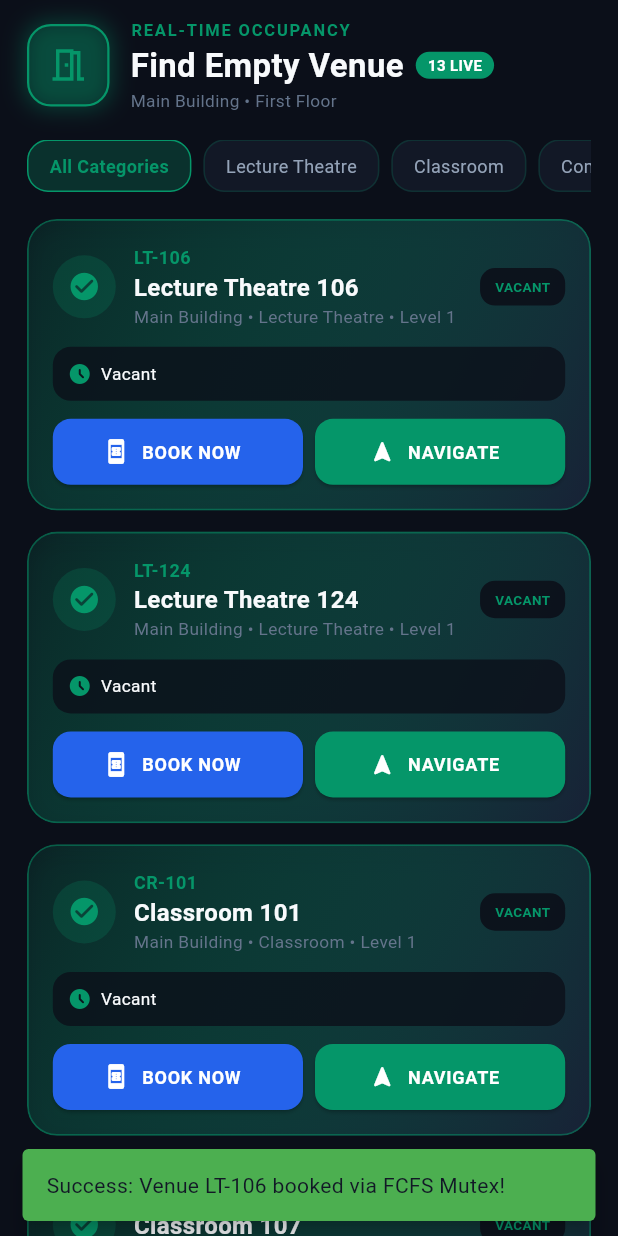
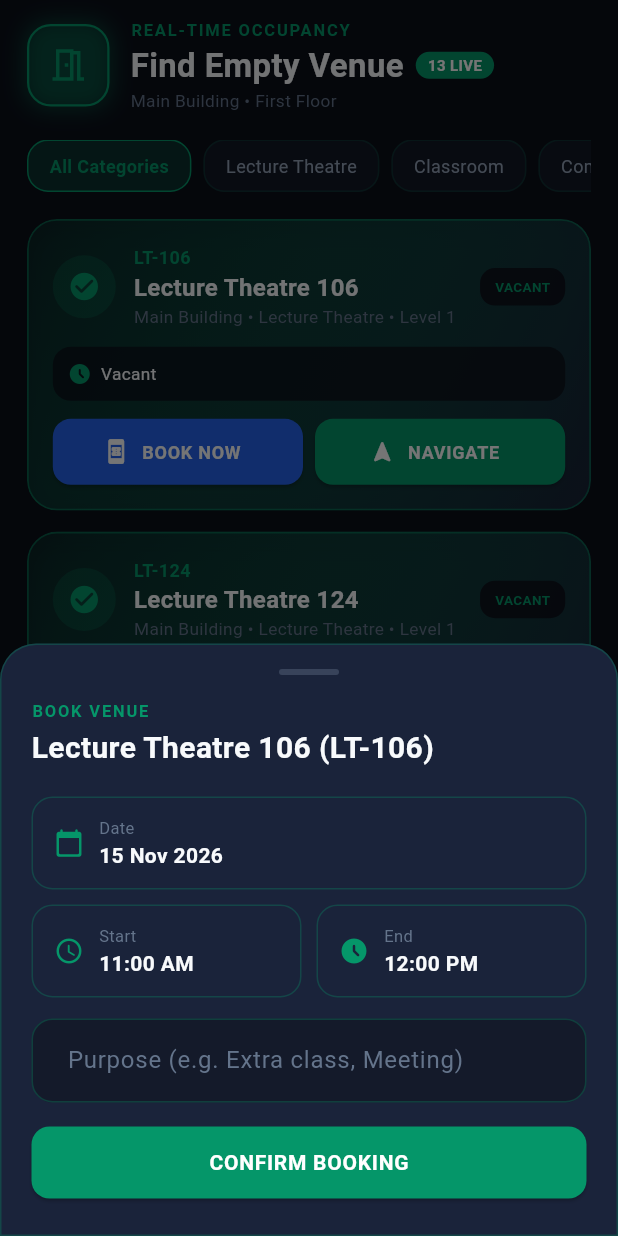
Before and after one commit to Rudrakshh-hh/smartvenueapp, a Flutter app: the AvailableVenuesScreen widget shown alone on an empty page, opened directly, after a tap on "BOOK NOW", on a phone screen of 412 x 824 dp. Run offline on Flutter 3.47's test engine with Material 3 defaults, Android fonts, the phone set to English and light mode, and no system bars; our stand-ins replace flutter_secure_storage, image_picker; missing offline and left inert: google_mlkit_text_recognition; accounts and stored records are empty.

Commit message:
Booking Backend Successfully Implemented

```diff
--- a/lib/main.dart
+++ b/lib/main.dart
@@ -1,13 +1,14 @@
 import 'package:flutter/material.dart';
 import 'package:flutter/services.dart';
 import 'package:provider/provider.dart';
-
+import 'services/booking_api_service.dart';
 import 'providers/app_state.dart';
 import 'theme/app_theme.dart';
 import 'screens/auth/login_screen.dart';
 import 'screens/main_navigation_shell.dart';
 
 void main() {
+  BookingApiService.authToken = 'eyJhbGciOiJIUzI1NiIsInR5cCI6IkpXVCJ9.eyJyb2xlIjoic3R1ZGVudCIsImlhdCI6MTc5NDc2MTcwMiwiZXhwIjoxNzk0NzY1MzAyLCJzdWIiOiIxIn0.-ryB605fvveTHuGhnfu8JKJqivXOYSB-hhJqCMzHr-M';
   WidgetsFlutterBinding.ensureInitialized();
 
   // Set system UI overlay style to match the dark theme
--- a/lib/screens/available/available_venues_screen.dart
+++ b/lib/screens/available/available_venues_screen.dart
@@ -2,9 +2,9 @@ import 'package:flutter/material.dart';
 import 'package:provider/provider.dart';
 
 import '../../providers/app_state.dart';
-import '../../services/booking_service.dart';
 import '../../theme/app_theme.dart';
 import '../../widgets/glass_container.dart';
+import '../../widgets/book_venue_sheet.dart';
 import '../../widgets/navigation_modal.dart';
 import '../../models/venue.dart';
 
@@ -184,66 +184,24 @@ class _AvailableVenuesScreenState extends State<AvailableVenuesScreen> {
     );
   }
 
-  void _handleBooking(BuildContext context, Venue venue) async {
-    // Show a loading indicator
-    showDialog(
+  /// BOOK NOW: opens the booking sheet. The sheet saves the booking in the
+  /// database (through the API) and returns true when it worked.
+  Future<void> _handleBooking(BuildContext context, Venue venue) async {
+    final booked = await showModalBottomSheet<bool>(
       context: context,
-      barrierDismissible: false,
-      builder: (context) => const Center(child: CircularProgressIndicator()),
+      isScrollControlled: true,
+      backgroundColor: Colors.transparent,
+      builder: (_) => BookVenueSheet(venue: venue),
     );
 
-    try {
-      final monitor = BookingOSMonitor();
-
-      // Seat counts are not entered yet (capacity 0), so treat such a venue
-      // as a single bookable slot instead of "full".
-      monitor.registerVenueCapacity(
-        venue.id,
-        venue.capacity > 0 ? venue.capacity : 1,
+    if (booked == true && context.mounted) {
+      ScaffoldMessenger.of(context).showSnackBar(
+        SnackBar(
+          content: Text('${venue.name} booked successfully!'),
+          backgroundColor: Colors.green,
+          behavior: SnackBarBehavior.floating,
+        ),
       );
-
-      // Create an OS Process for the booking request
-      final process = BookingProcess(
-        userId: "USER_${DateTime.now().millisecondsSinceEpoch}", // Simulate unique user ID
-        venueId: venue.id,
-        timeSlot: DateTime.now(), // Real app would let user pick time
-      );
-
-      // Await OS-level FCFS mutex assignment
-      bool success = await monitor.requestBooking(process);
-
-      // Hide loading
-      if (context.mounted) Navigator.pop(context);
-
-      if (!context.mounted) return;
-
-      if (success) {
-        ScaffoldMessenger.of(context).showSnackBar(
-          SnackBar(
-            content: Text('Success: Venue ${venue.code} booked via FCFS Mutex!'),
-            backgroundColor: Colors.green,
-            behavior: SnackBarBehavior.floating,
-          ),
-        );
-      } else {
-        ScaffoldMessenger.of(context).showSnackBar(
-          SnackBar(
-            content: Text('Failed: Venue ${venue.code} reached capacity.'),
-            backgroundColor: Colors.red,
-            behavior: SnackBarBehavior.floating,
-          ),
-        );
-      }
-    } catch (e) {
-      if (context.mounted) Navigator.pop(context);
-      if (context.mounted) {
-        ScaffoldMessenger.of(context).showSnackBar(
-          SnackBar(
-            content: Text('OS Exception: $e'),
-            backgroundColor: Colors.red,
-          ),
-        );
-      }
     }
   }
 
--- /dev/null
+++ b/lib/services/booking_api_service.dart
@@ -0,0 +1,114 @@
+import 'dart:async';
+import 'dart:convert';
+
+import 'package:flutter/material.dart';
+import 'package:http/http.dart' as http;
+
+import '../models/venue.dart';
+
+/// Thrown when a booking cannot be saved. [message] is safe to show to the user.
+class BookingException implements Exception {
+  BookingException(this.message);
+  final String message;
+
+  @override
+  String toString() => message;
+}
+
+/// Talks to the campusvenue-api  POST /api/bookings  endpoint.
+class BookingApiService {
+  BookingApiService._();
+
+  /// Address of your Node API.
+  ///  - Real Android phone : your PC's IPv4 address, e.g. 'http://192.168.1.5:3000'
+  ///                         (phone and PC on the same Wi-Fi; run `ipconfig` to find it)
+  ///  - Android emulator   : 'http://10.0.2.2:3000'
+  ///  - Chrome / Windows   : 'http://localhost:3000'
+  /// If your login code already has a base URL, reuse the same value here.
+  static String baseUrl = 'http://192.168.29.7:3000'; // <-- CHANGE THIS
+
+  /// Set this right after your login succeeds:
+  ///     BookingApiService.authToken = tokenFromLoginResponse;
+  /// and set it back to null on logout.
+  static String? authToken;
+
+  /// App venue (Venue.imdfRoomId)  ->  venue_id in the `venues` table.
+  /// Add a line here whenever you add a bookable venue to the app.
+  static const Map<String, int> venueIdByRoomId = {
+    'cr101': 1,
+    'cr107': 2,
+    'cr113': 3,
+    'cr114': 4,
+    'cr115': 5,
+    'cr116': 6,
+    'cr117': 7,
+    'cr123': 8,
+    'lt106': 9,
+    'lt124': 10,
+    'lab102': 11,
+    'room109': 12,
+    'room121': 13,
+  };
+
+  static String _two(int n) => n.toString().padLeft(2, '0');
+
+  /// Saves a booking. Returns normally on success, throws [BookingException]
+  /// (with a readable message) on any problem, including "slot already taken".
+  static Future<void> createBooking({
+    required Venue venue,
+    required DateTime date,
+    required TimeOfDay start,
+    required TimeOfDay end,
+    required String purpose,
+  }) async {
+    final venueId = venueIdByRoomId[venue.imdfRoomId];
+    if (venueId == null) {
+      throw BookingException('${venue.name} is not linked to the database yet.');
+    }
+    final token = authToken;
+    if (token == null || token.isEmpty) {
+      throw BookingException('Please log in again to book a venue.');
+    }
+
+    final body = jsonEncode({
+      'venueId': venueId,
+      'purpose': purpose,
+      'date': '${date.year}-${_two(date.month)}-${_two(date.day)}',
+      'startTime': '${_two(start.hour)}:${_two(start.minute)}',
+      'endTime': '${_two(end.hour)}:${_two(end.minute)}',
+    });
+
+    try {
+      final response = await http
+          .post(
+            Uri.parse('$baseUrl/api/bookings'),
+            headers: {
+              'Content-Type': 'application/json',
+              'Authorization': 'Bearer $token',
+            },
+            body: body,
+          )
+          .timeout(const Duration(seconds: 10));
+
+      if (response.statusCode == 201 || response.statusCode == 200) return;
+
+      // The API always answers errors as { "message": "..." }.
+      String message = 'Could not save the booking (error ${response.statusCode}).';
+      try {
+        final data = jsonDecode(response.body);
+        if (data is Map && data['message'] is String) {
+          message = data['message'] as String;
+        }
+      } catch (_) {}
+      throw BookingException(message);
+    } on BookingException {
+      rethrow;
+    } on TimeoutException {
+      throw BookingException('The server is not responding. Please try again.');
+    } catch (_) {
+      throw BookingException(
+        'Could not reach the server. Check that the API is running and the address is correct.',
+      );
+    }
+  }
+}
--- /dev/null
+++ b/lib/widgets/book_venue_sheet.dart
@@ -0,0 +1,334 @@
+import 'package:flutter/material.dart';
+import 'package:provider/provider.dart';
+
+import '../models/venue.dart';
+import '../providers/app_state.dart';
+import '../services/booking_api_service.dart';
+import '../theme/app_theme.dart';
+
+/// Bottom sheet shown when the user taps BOOK NOW.
+/// Collects date, start/end time and purpose, saves the booking through the
+/// API, and closes with `true` when it succeeded.
+///
+///   final booked = await showModalBottomSheet<bool>(
+///     context: context,
+///     isScrollControlled: true,
+///     backgroundColor: Colors.transparent,
+///     builder: (_) => BookVenueSheet(venue: venue),
+///   );
+class BookVenueSheet extends StatefulWidget {
+  const BookVenueSheet({super.key, required this.venue});
+
+  final Venue venue;
+
+  @override
+  State<BookVenueSheet> createState() => _BookVenueSheetState();
+}
+
+class _BookVenueSheetState extends State<BookVenueSheet> {
+  static const List<String> _months = [
+    'Jan', 'Feb', 'Mar', 'Apr', 'May', 'Jun',
+    'Jul', 'Aug', 'Sep', 'Oct', 'Nov', 'Dec',
+  ];
+
+  final TextEditingController _purposeController = TextEditingController();
+  late DateTime _date;
+  late TimeOfDay _start;
+  late TimeOfDay _end;
+  bool _saving = false;
+  String? _error;
+
+  @override
+  void initState() {
+    super.initState();
+    final now = DateTime.now();
+    _date = DateTime(now.year, now.month, now.day);
+    final startHour = (now.hour + 1).clamp(8, 20).toInt();
+    _start = TimeOfDay(hour: startHour, minute: 0);
+    _end = TimeOfDay(hour: startHour + 1, minute: 0);
+  }
+
+  @override
+  void dispose() {
+    _purposeController.dispose();
+    super.dispose();
+  }
+
+  int _minutes(TimeOfDay t) => t.hour * 60 + t.minute;
+
+  Future<void> _pickDate() async {
+    final now = DateTime.now();
+    final today = DateTime(now.year, now.month, now.day);
+    final picked = await showDatePicker(
+      context: context,
+      initialDate: _date,
+      firstDate: today,
+      lastDate: today.add(const Duration(days: 90)),
+    );
+    if (picked != null) setState(() => _date = picked);
+  }
+
+  Future<void> _pickTime({required bool isStart}) async {
+    final picked = await showTimePicker(
+      context: context,
+      initialTime: isStart ? _start : _end,
+    );
+    if (picked == null) return;
+    setState(() {
+      if (isStart) {
+        _start = picked;
+        // Keep the end time after the start time.
+        if (_minutes(_end) <= _minutes(_start)) {
+          _end = TimeOfDay(
+            hour: picked.hour < 23 ? picked.hour + 1 : 23,
+            minute: picked.hour < 23 ? picked.minute : 59,
+          );
+        }
+      } else {
+        _end = picked;
+      }
+    });
+  }
+
+  Future<void> _submit() async {
+    final purpose = _purposeController.text.trim();
+    if (purpose.isEmpty) {
+      setState(() => _error = 'Please enter a purpose (e.g. Extra class)');
+      return;
+    }
+    if (_minutes(_end) <= _minutes(_start)) {
+      setState(() => _error = 'End time must be after the start time');
+      return;
+    }
+
+    setState(() {
+      _saving = true;
+      _error = null;
+    });
+
+    try {
+      await BookingApiService.createBooking(
+        venue: widget.venue,
+        date: _date,
+        start: _start,
+        end: _end,
+        purpose: purpose,
+      );
+      if (mounted) Navigator.of(context).pop(true);
+    } on BookingException catch (e) {
+      if (mounted) {
+        setState(() {
+          _error = e.message;
+          _saving = false;
+        });
+      }
+    }
+  }
+
+  @override
+  Widget build(BuildContext context) {
+    final isDark = Provider.of<AppState>(context).isDarkMode;
+    final accent = AppTheme.emerald(isDark);
+
+    return Padding(
+      padding: EdgeInsets.only(bottom: MediaQuery.of(context).viewInsets.bottom),
+      child: Container(
+        decoration: BoxDecoration(
+          color: isDark ? AppTheme.darkCard : AppTheme.lightSurface,
+          borderRadius: const BorderRadius.vertical(top: Radius.circular(24)),
+          border: Border.all(color: accent.withValues(alpha: 0.3)),
+        ),
+        padding: const EdgeInsets.fromLTRB(20, 16, 20, 24),
+        child: SingleChildScrollView(
+          child: Column(
+            mainAxisSize: MainAxisSize.min,
+            crossAxisAlignment: CrossAxisAlignment.start,
+            children: [
+              Center(
+                child: Container(
+                  width: 40,
+                  height: 4,
+                  decoration: BoxDecoration(
+                    color: AppTheme.textMuted(isDark).withValues(alpha: 0.4),
+                    borderRadius: BorderRadius.circular(2),
+                  ),
+                ),
+              ),
+              const SizedBox(height: 16),
+              Text(
+                'BOOK VENUE',
+                style: TextStyle(
+                  color: accent,
+                  fontSize: 11,
+                  fontWeight: FontWeight.bold,
+                  letterSpacing: 1.2,
+                ),
+              ),
+              const SizedBox(height: 2),
+              Text(
+                '${widget.venue.name} (${widget.venue.code})',
+                style: TextStyle(
+                  color: AppTheme.textPrimary(isDark),
+                  fontSize: 20,
+                  fontWeight: FontWeight.bold,
+                ),
+              ),
+              const SizedBox(height: 18),
+
+              _pickerTile(
+                isDark: isDark,
+                icon: Icons.calendar_today_rounded,
+                label: 'Date',
+                value: '${_date.day} ${_months[_date.month - 1]} ${_date.year}',
+                onTap: _saving ? null : _pickDate,
+              ),
+              const SizedBox(height: 10),
+              Row(
+                children: [
+                  Expanded(
+                    child: _pickerTile(
+                      isDark: isDark,
+                      icon: Icons.access_time_rounded,
+                      label: 'Start',
+                      value: _start.format(context),
+                      onTap: _saving ? null : () => _pickTime(isStart: true),
+                    ),
+                  ),
+                  const SizedBox(width: 10),
+                  Expanded(
+                    child: _pickerTile(
+                      isDark: isDark,
+                      icon: Icons.access_time_filled_rounded,
+                      label: 'End',
+                      value: _end.format(context),
+                      onTap: _saving ? null : () => _pickTime(isStart: false),
+                    ),
+                  ),
+                ],
+              ),
+              const SizedBox(height: 14),
+
+              TextField(
+                controller: _purposeController,
+                enabled: !_saving,
+                maxLength: 255,
+                textCapitalization: TextCapitalization.sentences,
+                style: TextStyle(color: AppTheme.textPrimary(isDark)),
+                decoration: InputDecoration(
+                  labelText: 'Purpose (e.g. Extra class, Meeting)',
+                  labelStyle: TextStyle(color: AppTheme.textMuted(isDark)),
+                  counterText: '',
+                  enabledBorder: OutlineInputBorder(
+                    borderRadius: BorderRadius.circular(14),
+                    borderSide: BorderSide(color: accent.withValues(alpha: 0.3)),
+                  ),
+                  focusedBorder: OutlineInputBorder(
+                    borderRadius: BorderRadius.circular(14),
+                    borderSide: BorderSide(color: accent),
+                  ),
+                  disabledBorder: OutlineInputBorder(
+                    borderRadius: BorderRadius.circular(14),
+                    borderSide: BorderSide(color: accent.withValues(alpha: 0.15)),
+                  ),
+                ),
+              ),
+
+              if (_error != null) ...[
+                const SizedBox(height: 8),
+                Row(
+                  crossAxisAlignment: CrossAxisAlignment.start,
+                  children: [
+                    const Icon(Icons.error_outline, color: Colors.redAccent, size: 18),
+                    const SizedBox(width: 6),
+                    Expanded(
+                      child: Text(
+                        _error!,
+                        style: const TextStyle(color: Colors.redAccent, fontSize: 12.5),
+                      ),
+                    ),
+                  ],
+                ),
+              ],
+              const SizedBox(height: 16),
+
+              SizedBox(
+                width: double.infinity,
+                height: 48,
+                child: ElevatedButton(
+                  onPressed: _saving ? null : _submit,
+                  style: ElevatedButton.styleFrom(
+                    backgroundColor: accent,
+                    shape: RoundedRectangleBorder(
+                      borderRadius: BorderRadius.circular(12),
+                    ),
+                  ),
+                  child: _saving
+                      ? const SizedBox(
+                          width: 22,
+                          height: 22,
+                          child: CircularProgressIndicator(
+                            strokeWidth: 2.5,
+                            color: Colors.white,
+                          ),
+                        )
+                      : const Text(
+                          'CONFIRM BOOKING',
+                          style: TextStyle(
+                            color: Colors.white,
+                            fontWeight: FontWeight.bold,
+                            letterSpacing: 0.5,
+                          ),
+                        ),
+                ),
+              ),
+            ],
+          ),
+        ),
+      ),
+    );
+  }
+
+  Widget _pickerTile({
+    required bool isDark,
+    required IconData icon,
+    required String label,
+    required String value,
+    required VoidCallback? onTap,
+  }) {
+    final accent = AppTheme.emerald(isDark);
+    return InkWell(
+      onTap: onTap,
+      borderRadius: BorderRadius.circular(14),
+      child: Container(
+        padding: const EdgeInsets.symmetric(horizontal: 14, vertical: 12),
+        decoration: BoxDecoration(
+          borderRadius: BorderRadius.circular(14),
+          border: Border.all(color: accent.withValues(alpha: 0.3)),
+        ),
+        child: Row(
+          children: [
+            Icon(icon, color: accent, size: 20),
+            const SizedBox(width: 10),
+            Column(
+              crossAxisAlignment: CrossAxisAlignment.start,
+              children: [
+                Text(
+                  label,
+                  style: TextStyle(color: AppTheme.textMuted(isDark), fontSize: 11),
+                ),
+                Text(
+                  value,
+                  style: TextStyle(
+                    color: AppTheme.textPrimary(isDark),
+                    fontSize: 14,
+                    fontWeight: FontWeight.bold,
+                  ),
+                ),
+              ],
+            ),
+          ],
+        ),
+      ),
+    );
+  }
+}
```
